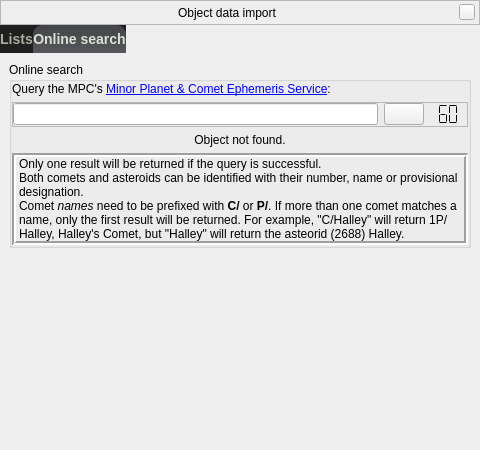
Above: plugins/CometsAsteroidsImporter/src/gui/importWindow.ui from 519984307/stellarium_src before the change. Below: the same form after it.
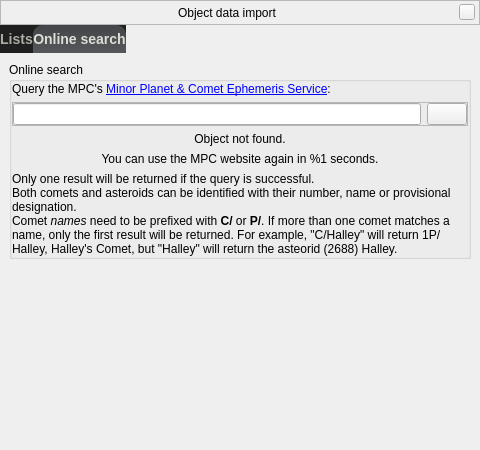
That is the form after the change. The open tabs and pages were chosen to show the change. Icons and pictures are not drawn. Custom widgets are drawn as their Qt base class.

Commit message: text instead of LCD display for the network timer; fixed lists section vanishing on "object not found"

Diff of the .ui file:
```diff
--- a/plugins/CometsAsteroidsImporter/src/gui/importWindow.ui
+++ b/plugins/CometsAsteroidsImporter/src/gui/importWindow.ui
@@ -399,22 +399,6 @@
                    </property>
                   </widget>
                  </item>
-                 <item>
-                  <widget class="QLCDNumber" name="lcdNumber">
-                   <property name="frameShape">
-                    <enum>QFrame::NoFrame</enum>
-                   </property>
-                   <property name="numDigits">
-                    <number>2</number>
-                   </property>
-                   <property name="segmentStyle">
-                    <enum>QLCDNumber::Flat</enum>
-                   </property>
-                   <property name="value" stdset="0">
-                    <double>60.000000000000000</double>
-                   </property>
-                  </widget>
-                 </item>
                 </layout>
                </widget>
               </item>
@@ -429,16 +413,17 @@
                </widget>
               </item>
               <item>
-               <widget class="QLabel" name="label">
-                <property name="frameShape">
-                 <enum>QFrame::Box</enum>
+               <widget class="QLabel" name="labelQueryTimer">
+                <property name="text">
+                 <string>You can use the MPC website again in %1 seconds.</string>
                 </property>
-                <property name="frameShadow">
-                 <enum>QFrame::Sunken</enum>
+                <property name="alignment">
+                 <set>Qt::AlignCenter</set>
                 </property>
-                <property name="lineWidth">
-                 <number>2</number>
-                </property>
+               </widget>
+              </item>
+              <item>
+               <widget class="QLabel" name="labelQueryInstructions">
                 <property name="text">
                  <string>Only one result will be returned if the query is successful.&lt;br&gt;Both comets and asteroids can be identified with their number, name or provisional designation.&lt;br&gt;Comet &lt;i&gt;names&lt;/i&gt; need to be prefixed with &lt;b&gt;C/&lt;/b&gt; or &lt;b&gt;P/&lt;/b&gt;. If more than one comet matches a name, only the first result will be returned. For example, &quot;C/Halley&quot; will return 1P/Halley, Halley's Comet, but &quot;Halley&quot; will return the asteorid (2688) Halley.</string>
                 </property>
```
Left out of the diff: 8 changed lines with no effect on the pictures. The commit also changes 1 other file.
